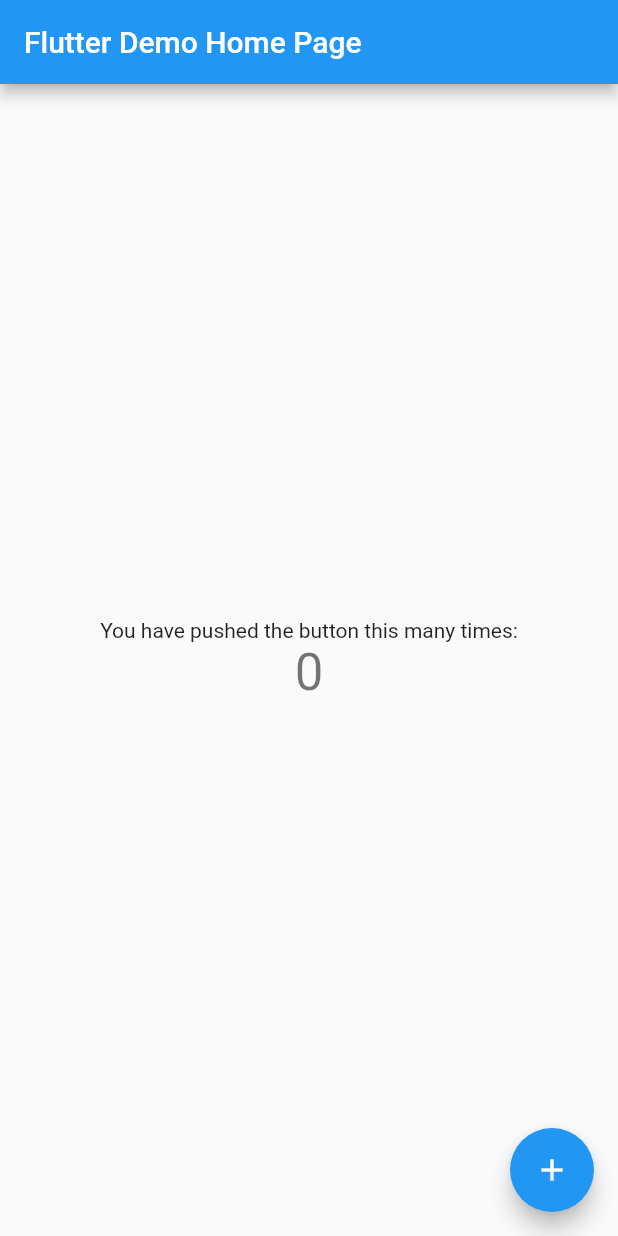
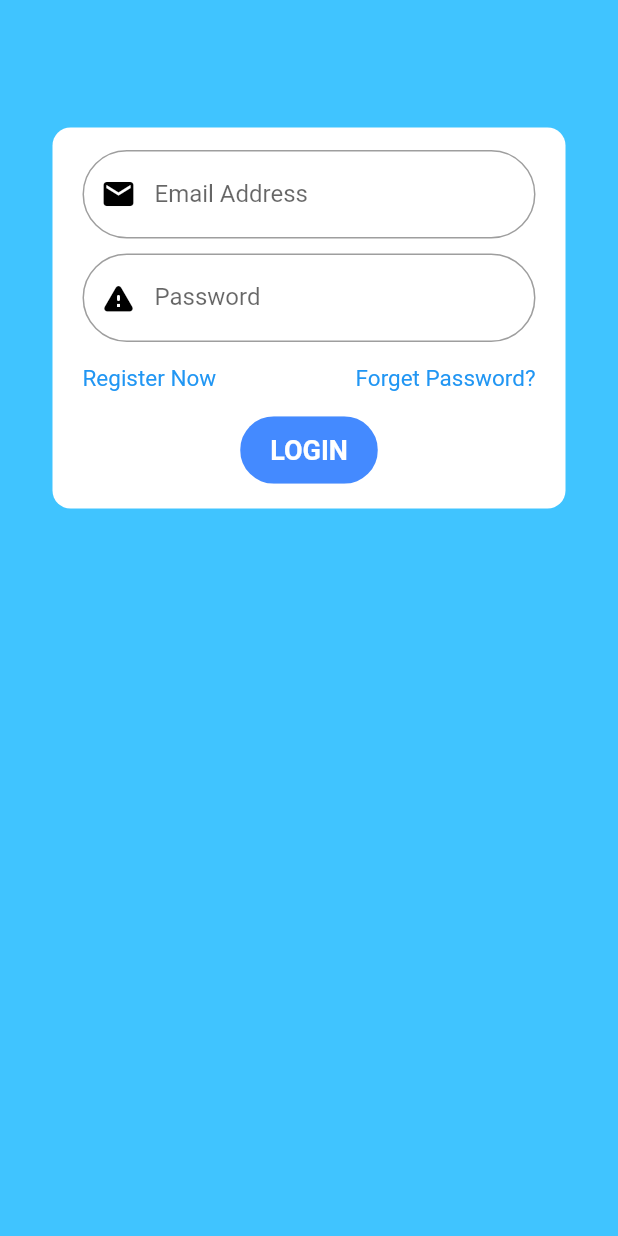
Before and after one commit to vincentvicran/VehicleTaxCollectionSystem, a Flutter app: the screen it shows after launch, on a phone screen of 412 x 824 dp. Run offline on Flutter 3.47's test engine with Material 2 defaults, Android fonts, the phone set to English and light mode, and no system bars.

Commit message:
login and registration

```diff
--- /dev/null
+++ b/vehicle_tax_collection_system/lib/login.dart
@@ -0,0 +1,148 @@
+import 'package:flutter/material.dart';
+import 'package:vehicle_tax_collection_system/register.dart';
+
+import 'homePage.dart';
+
+class Login extends StatefulWidget {
+  @override
+  _LoginState createState() => _LoginState();
+}
+
+class _LoginState extends State<Login> {
+  GlobalKey<FormState> formkey = GlobalKey<FormState>();
+
+  @override
+  Widget build(BuildContext context) {
+    return Scaffold(
+      body: Container(
+        color: Colors.lightBlueAccent,
+        child: Padding(
+          padding: const EdgeInsets.all(15.0),
+          child: Form(
+            key: formkey,
+            child: ListView(
+              // mainAxisAlignment: MainAxisAlignment.center,
+              children: [
+                // SizedBox(height: 60.0),
+                Column(
+                  mainAxisAlignment: MainAxisAlignment.center,
+                  children: [
+                    SizedBox(height: 50.0),
+                    Padding(
+                      padding: const EdgeInsets.all(20.0),
+                      child: Container(
+                        decoration: BoxDecoration(
+                          color: Colors.white,
+                          borderRadius: BorderRadius.circular(12),
+                        ),
+                        child: Padding(
+                          padding: const EdgeInsets.only(
+                              left: 20.0, top: 15.0, right: 20.0, bottom: 15.0),
+                          child: Column(
+                            children: [
+                              TextFormField(
+                                  decoration: InputDecoration(
+                                      border: OutlineInputBorder(
+                                        borderRadius: BorderRadius.all(Radius.circular(30.0)),
+                                        borderSide: BorderSide(color: Colors.grey),
+                                      ),
+                                      labelText: 'Email Address',
+                                    prefixIcon: Icon(Icons.email,color: Colors.black),
+                                  ),
+                                  validator: (value) {
+                                    if (RegExp(
+                                        r'^(([^<>()[\]\\.,;:\s@\"]+(\.[^<>()[\]\\.,;:\s@\"]+)*)|(\".+\"))@((\[[0-9]{1,3}\.[0-9]{1,3}\.[0-9]{1,3}\.[0-9]{1,3}\])|(([a-zA-Z\-0-9]+\.)+[a-zA-Z]{2,}))$')
+                                        .hasMatch(value)) {
+                                      return null;
+                                    } else {
+                                      return "Invalid Email !";
+                                    }
+                                  }
+                              ),
+                              SizedBox(height: 10),
+                              TextFormField(
+                                obscureText: true,
+                                decoration: InputDecoration(
+                                  border: OutlineInputBorder(
+                                    borderRadius:
+                                    BorderRadius.all(Radius.circular(30.0)),
+                                    borderSide: BorderSide(color: Colors.black),
+                                  ),
+                                  prefixIcon: Icon(Icons.warning_rounded,color: Colors.black),
+                                  labelText: 'Password',
+                                ),
+                                validator: (value) {
+                                  if(value.isEmpty){
+                                    return "Required ";
+                                  }else if(value.length<6) {
+                                    return "Password should be 6 characters long";
+                                  }else if(value.length>15) {
+                                    return "Password shoud not be greater than 15 characters";
+                                  }else
+                                    return null;
+                                },
+                              ),
+                              SizedBox(height: 15.0),
+                              Row(
+                                children: [
+                                  Expanded(
+                                    child: InkWell(
+                                      onTap: () {
+                                        Navigator.push(
+                                            context,
+                                            MaterialPageRoute(
+                                                builder: (context) => Register()));
+                                      },
+                                      child: Text(
+                                        'Register Now',
+                                        style: TextStyle(
+                                            color: Colors.blue, fontSize: 15),
+                                      ),
+                                    ),
+                                  ),
+                                  InkWell(
+                                    onTap: () {},
+                                    child: Text(
+                                      'Forget Password?',
+                                      style: TextStyle(
+                                          color: Colors.blue, fontSize: 15),
+                                    ),
+                                  ),
+                                ],
+                              ),
+                              SizedBox(height: 15.0),
+                              InkWell(
+                                onTap: (){
+                                  if (formkey.currentState.validate()) {
+                                    Navigator.push(context, MaterialPageRoute(builder: (context)=>HomePage()));
+                                  } else {
+                                    print("Not Validated");
+                                  }
+                                },
+                                child: Chip(
+                                  padding: EdgeInsets.all(12.0),
+                                  backgroundColor: Colors.blueAccent,
+                                  label: Text(
+                                    "LOGIN",
+                                    style: TextStyle(
+                                        color: Colors.white,
+                                        fontSize: 18,
+                                        fontWeight: FontWeight.bold),
+                                  ),
+                                ),
+                              ),
+                            ],
+                          ),
+                        ),
+                      ),
+                    ),
+                  ],
+                ),
+              ],
+            ),
+          ),
+        ),
+      ),
+    );
+  }
+}
--- a/vehicle_tax_collection_system/lib/main.dart
+++ b/vehicle_tax_collection_system/lib/main.dart
@@ -1,4 +1,5 @@
 import 'package:flutter/material.dart';
+import 'package:vehicle_tax_collection_system/login.dart';
 
 void main() {
   runApp(MyApp());
@@ -9,105 +10,8 @@ class MyApp extends StatelessWidget {
   @override
   Widget build(BuildContext context) {
     return MaterialApp(
-      title: 'Flutter Demo',
-      theme: ThemeData(
-        // This is the theme of your application.
-        //
-        // Try running your application with "flutter run". You'll see the
-        // application has a blue toolbar. Then, without quitting the app, try
-        // changing the primarySwatch below to Colors.green and then invoke
-        // "hot reload" (press "r" in the console where you ran "flutter run",
-        // or simply save your changes to "hot reload" in a Flutter IDE).
-        // Notice that the counter didn't reset back to zero; the application
-        // is not restarted.
-        primarySwatch: Colors.blue,
-      ),
-      home: MyHomePage(title: 'Flutter Demo Home Page'),
+      home: Login(),
+      debugShowCheckedModeBanner: false,
     );
   }
 }
-
-class MyHomePage extends StatefulWidget {
-  MyHomePage({Key key, this.title}) : super(key: key);
-
-  // This widget is the home page of your application. It is stateful, meaning
-  // that it has a State object (defined below) that contains fields that affect
-  // how it looks.
-
-  // This class is the configuration for the state. It holds the values (in this
-  // case the title) provided by the parent (in this case the App widget) and
-  // used by the build method of the State. Fields in a Widget subclass are
-  // always marked "final".
-
-  final String title;
-
-  @override
-  _MyHomePageState createState() => _MyHomePageState();
-}
-
-class _MyHomePageState extends State<MyHomePage> {
-  int _counter = 0;
-
-  void _incrementCounter() {
-    setState(() {
-      // This call to setState tells the Flutter framework that something has
-      // changed in this State, which causes it to rerun the build method below
-      // so that the display can reflect the updated values. If we changed
-      // _counter without calling setState(), then the build method would not be
-      // called again, and so nothing would appear to happen.
-      _counter++;
-    });
-  }
-
-  @override
-  Widget build(BuildContext context) {
-    // This method is rerun every time setState is called, for instance as done
-    // by the _incrementCounter method above.
-    //
-    // The Flutter framework has been optimized to make rerunning build methods
-    // fast, so that you can just rebuild anything that needs updating rather
-    // than having to individually change instances of widgets.
-    return Scaffold(
-      appBar: AppBar(
-        // Here we take the value from the MyHomePage object that was created by
-        // the App.build method, and use it to set our appbar title.
-        title: Text(widget.title),
-      ),
-      body: Center(
-        // Center is a layout widget. It takes a single child and positions it
-        // in the middle of the parent.
-        child: Column(
-          // Column is also a layout widget. It takes a list of children and
-          // arranges them vertically. By default, it sizes itself to fit its
-          // children horizontally, and tries to be as tall as its parent.
-          //
-          // Invoke "debug painting" (press "p" in the console, choose the
-          // "Toggle Debug Paint" action from the Flutter Inspector in Android
-          // Studio, or the "Toggle Debug Paint" command in Visual Studio Code)
-          // to see the wireframe for each widget.
-          //
-          // Column has various properties to control how it sizes itself and
-          // how it positions its children. Here we use mainAxisAlignment to
-          // center the children vertically; the main axis here is the vertical
-          // axis because Columns are vertical (the cross axis would be
-          // horizontal).
-          mainAxisAlignment: MainAxisAlignment.center,
-          children: <Widget>[
-            Text(
-              'You have pushed the button this many times:',
-            ),
-            Text(
-              '$_counter',
-              style: Theme.of(context).textTheme.headline4,
-            ),
-          ],
-        ),
-      ),
-      floatingActionButton: FloatingActionButton(
-        onPressed: _incrementCounter,
-        tooltip: 'Increment',
-        child: Icon(Icons.add),
-      ), // This trailing comma makes auto-formatting nicer for build methods.
-    );
-  }
-}
--- a/vehicle_tax_collection_system/pubspec.yaml
+++ b/vehicle_tax_collection_system/pubspec.yaml
@@ -23,6 +23,8 @@ environment:
 dependencies:
   flutter:
     sdk: flutter
+  intl: ^0.16.1
+
 
 
   # The following adds the Cupertino Icons font to your application.
```
Also changed, not shown: vehicle_tax_collection_system/lib/homePage.dart (added, +19 -0 lines), vehicle_tax_collection_system/lib/register.dart (added, +275 -0 lines), vehicle_tax_collection_system/pubspec.lock.
